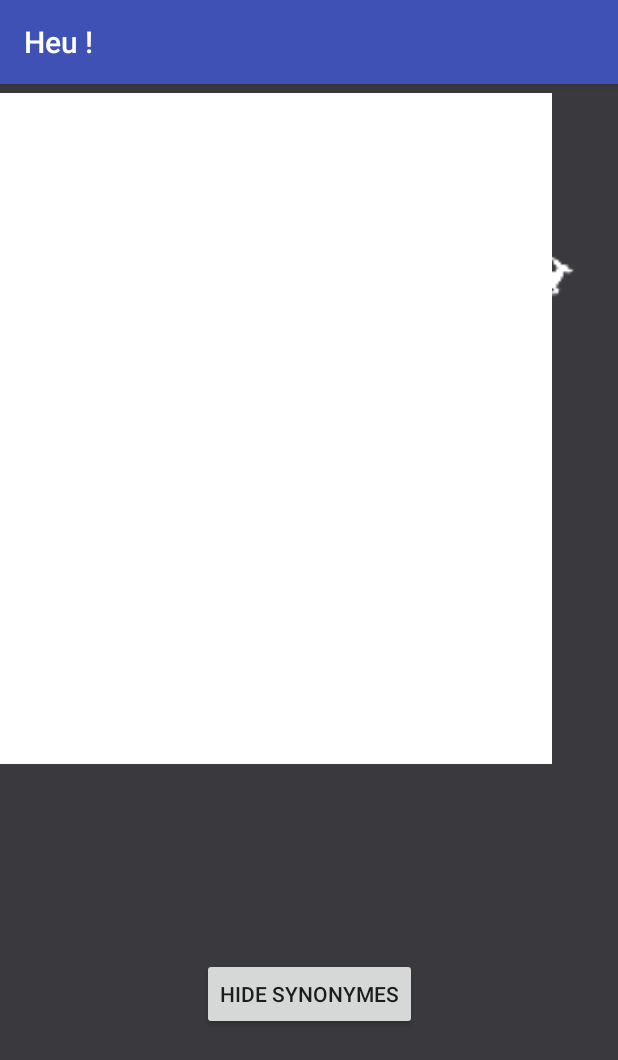
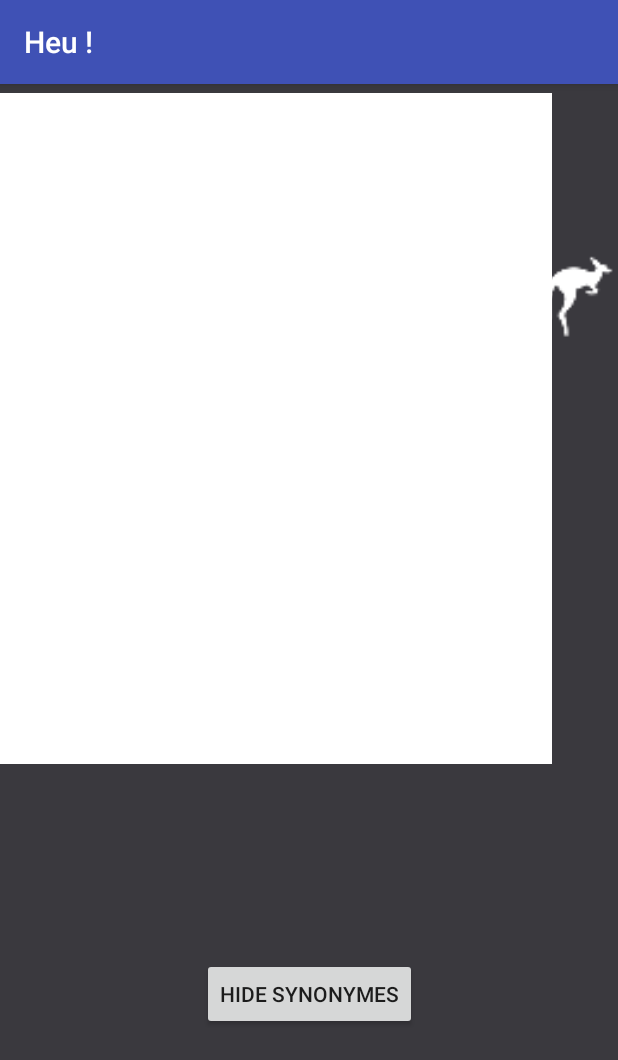
Before and after one commit to bopopescu/HeuApplication, an Android app: the screen it shows after launch (MainActivity), after a tap on "VIEW SYNONYMES", on a phone screen of 412 x 824 dp. Shown: the top 1060 px of the screen. Run offline under Robolectric (Android 15) with nearby library versions, the phone set to English and light mode, and no system bars; libraries missing offline, so code that uses them is left out: pl.pawelkleczkowski.customgauge; plain views replace CustomGauge; 4 statements that could not run were skipped.

Commit message:
set display

```diff
--- a/app/build.gradle
+++ b/app/build.gradle
@@ -8,7 +8,7 @@ android {
     buildToolsVersion "26.0.1"
     defaultConfig {
         applicationId "com.example.guill.myapplication"
-        minSdkVersion 19
+        minSdkVersion 23
         targetSdkVersion 25
         versionCode 1
         versionName "1.0"
--- a/app/src/main/res/layout/activity_main.xml
+++ b/app/src/main/res/layout/activity_main.xml
@@ -115,7 +115,7 @@
         app:gaugeStartValue="0"
         app:gaugeEndValue="1000"
         app:gaugeSweepAngle="270"
-        android:layout_marginLeft="248dp"
+        android:layout_marginLeft="258dp"
         app:layout_constraintLeft_toLeftOf="parent"
         app:layout_constraintTop_toTopOf="parent"
         android:layout_marginTop="54dp"
@@ -128,7 +128,7 @@
         app:srcCompat="@drawable/kangaroo"
         app:layout_constraintTop_toTopOf="parent"
         android:layout_marginTop="114dp"
-        android:layout_marginLeft="318dp"
+        android:layout_marginLeft="344dp"
         app:layout_constraintLeft_toLeftOf="parent" />
 
     <ImageView
```
